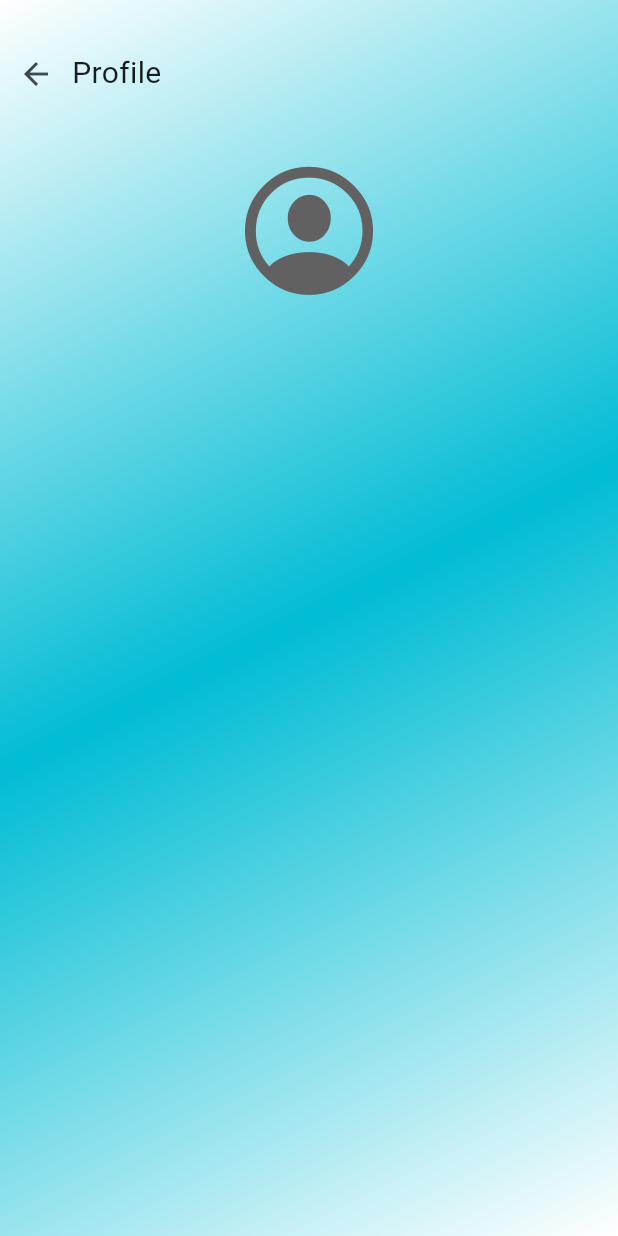
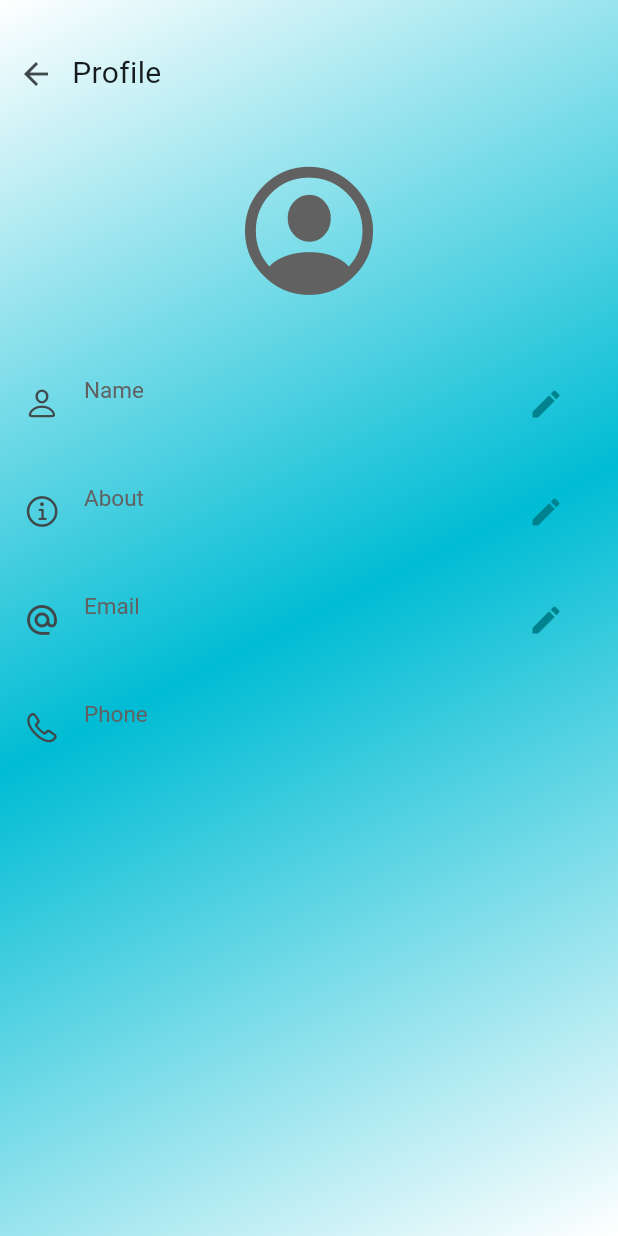
Before and after one commit to sanjayAasil/chat_app, a Flutter app: the ProfileInfoScreen screen opened by its route, on a phone screen of 412 x 824 dp. Run offline on Flutter 3.47's test engine with Material 3 defaults, Android fonts, the phone set to English and light mode, and no system bars; our stand-ins replace cloud_firestore, country_code_picker, firebase_auth, firebase_core; missing offline and left inert: versatile_dialogs; accounts and stored records are empty.

Commit message:
message model

```diff
--- a/lib/Database/DataManager.dart
+++ b/lib/Database/DataManager.dart
@@ -1,5 +1,6 @@
+
 import 'package:chat_app/Models/user_model.dart';
-import 'package:firebase_auth/firebase_auth.dart';
+
 
 class DataManager {
   static final DataManager _instance = DataManager._();
@@ -8,4 +9,5 @@ class DataManager {
 
   factory DataManager() => _instance;
 
+  UserModel? user;
 }
--- a/lib/Database/firestore_service.dart
+++ b/lib/Database/firestore_service.dart
@@ -12,6 +12,7 @@ class FirestoreService {
   Future<void> addUser(UserModel user) async {
     try {
       await _userModelCollection.doc(user.userId).set(user.toJson());
+
       print('User added successfully');
     } catch (e) {
       print('Failed to add user: $e');
@@ -22,7 +23,6 @@ class FirestoreService {
 
   Future<UserModel> getUser(String userId) async {
     DocumentSnapshot doc = await _userModelCollection.doc(userId).get();
-    print('json fevjejvjev ${doc.data()}');
     return UserModel.fromJson(doc.data() as Map<String, dynamic>);
   }
 
--- a/lib/Models/user_model.dart
+++ b/lib/Models/user_model.dart
@@ -26,7 +26,7 @@ class UserModel {
         'email': email,
         'phoneNumber': phoneNumber,
         'profilePictureUrl': profilePictureUrl,
-        'status': about,
+        'about': about,
         'lastSeen': lastSeen.toIso8601String(),
       };
 
@@ -37,7 +37,7 @@ class UserModel {
         email: json['email'] ?? 'email',
         phoneNumber: json['phoneNumber'],
         profilePictureUrl: json['profilePictureUrl'] ?? 'profilePictureUrl',
-        about: json['status'],
+        about: json['about'],
         lastSeen: DateTime.parse(json['lastSeen']),
       );
 
@@ -47,7 +47,7 @@ class UserModel {
     String? email,
     String? phoneNumber,
     String? profilePictureUrl,
-    String? status,
+    String? about,
     DateTime? lastSeen,
   }) =>
       UserModel(
@@ -56,7 +56,7 @@ class UserModel {
         email: email ?? this.email,
         phoneNumber: phoneNumber ?? this.phoneNumber,
         profilePictureUrl: profilePictureUrl ?? this.profilePictureUrl,
-        about: status ?? this.about,
+        about: about ?? this.about,
         lastSeen: lastSeen ?? this.lastSeen,
       );
 }
--- a/lib/pages/Home/chat_room.dart
+++ b/lib/pages/Home/chat_room.dart
@@ -163,5 +163,7 @@ class _ChatRoomState extends State<ChatRoom> {
         ],
       );
 
-  _sendMessage() {}
+  _sendMessage() {
+
+  }
 }
--- a/lib/pages/Home/profile_info.dart
+++ b/lib/pages/Home/profile_info.dart
@@ -1,5 +1,5 @@
+import 'package:chat_app/Database/DataManager.dart';
 import 'package:chat_app/Models/user_model.dart';
-import 'package:firebase_auth/firebase_auth.dart';
 import 'package:flutter/cupertino.dart';
 import 'package:flutter/material.dart';
 import '../../Database/firestore_service.dart';
@@ -12,25 +12,8 @@ class ProfileInfoScreen extends StatefulWidget {
 }
 
 class _ProfileInfoScreenState extends State<ProfileInfoScreen> {
-  bool isLoaded = false;
   TextEditingController controller = TextEditingController();
-  UserModel? user;
-
-  @override
-  void initState() {
-    super.initState();
-    _fetchUser();
-  }
-
-  Future<void> _fetchUser() async {
-    try {
-      user = await FirestoreService().getUser(FirebaseAuth.instance.currentUser!.uid);
-      isLoaded = true;
-      setState(() {});
-    } catch (e) {
-      print('erfyebrunrveruvb errror $e');
-    }
-  }
+  UserModel user = DataManager().user!;
 
   @override
   Widget build(BuildContext context) {
@@ -45,8 +28,8 @@ class _ProfileInfoScreenState extends State<ProfileInfoScreen> {
               colors: [Colors.white, Colors.cyan, Colors.white],
             ),
           ),
-        child: isLoaded
-            ? Column(
+          child: SingleChildScrollView(
+            child: Column(
               children: [
                 SizedBox(height: const MediaQueryData().padding.top + 25),
                 Row(
@@ -54,7 +37,7 @@ class _ProfileInfoScreenState extends State<ProfileInfoScreen> {
                     IconButton(onPressed: () => Navigator.of(context).pop(), icon: const Icon(Icons.arrow_back)),
                     const Text(
                       'Profile',
-                        style: const TextStyle(fontSize: 20),
+                      style: TextStyle(fontSize: 20),
                     )
                   ],
                 ),
@@ -68,40 +51,42 @@ class _ProfileInfoScreenState extends State<ProfileInfoScreen> {
                 _profileInfo(
                   preIcon: CupertinoIcons.person,
                   title: 'Name',
-                    subTitle: user?.name ?? '',
+                  subTitle: user.name,
                   isEdit: true,
                   postIcon: Icons.edit,
+                  key: 'Name',
                 ),
                 _profileInfo(
                   preIcon: CupertinoIcons.info_circle,
                   title: 'About',
-                    subTitle: user?.about ?? '',
+                  subTitle: user.about,
                   isEdit: true,
                   postIcon: Icons.edit,
+                  key: 'About',
                 ),
                 _profileInfo(
                   preIcon: Icons.alternate_email_outlined,
                   title: 'Email',
-                    subTitle: user?.email ?? '',
+                  subTitle: user.email ?? '',
                   isEdit: true,
                   postIcon: Icons.edit,
+                  key: 'Email',
                 ),
                 _profileInfo(
                   preIcon: CupertinoIcons.phone,
                   title: 'Phone',
-                    subTitle: user?.phoneNumber ?? '',
+                  subTitle: user.phoneNumber,
                   isEdit: false,
                   postIcon: Icons.edit,
+                  key: 'Phone',
                 ),
               ],
-              )
-            : const Center(child: CircularProgressIndicator()),
             ),
+          )),
     );
   }
 
-  _editProfile({required String key}) {
-    return showDialog(
+  Future _editProfileDialog({required String key}) => showDialog(
         context: context,
         builder: (context) => Dialog(
           child: Container(
@@ -139,8 +124,33 @@ class _ProfileInfoScreenState extends State<ProfileInfoScreen> {
                 Row(
                   children: [
                     const Expanded(child: SizedBox()),
-                  TextButton(onPressed: () => Navigator.of(context).pop(), child: const Text('Cancel')),
-                  TextButton(onPressed: () {}, child: const Text('Save')),
+                    TextButton(
+                      onPressed: () {
+                        controller.clear();
+                        Navigator.of(context).pop();
+                        setState(() {});
+                      },
+                      child: const Text('Cancel'),
+                    ),
+                    TextButton(
+                      onPressed: () {
+                        UserModel? updatedUser;
+                        if (key == 'Name') {
+                          updatedUser = user.copyWith(name: controller.text.trim());
+                          FirestoreService().addUser(updatedUser);
+                        } else if (key == 'About') {
+                          updatedUser = user.copyWith(about: controller.text.trim());
+                          FirestoreService().addUser(updatedUser);
+                        } else {
+                          updatedUser = user.copyWith(email: controller.text.trim());
+                          FirestoreService().addUser(updatedUser);
+                        }
+                        controller.clear();
+                        setState(() {});
+                        Navigator.of(context).pop(updatedUser);
+                      },
+                      child: const Text('Save'),
+                    ),
                   ],
                 )
               ],
@@ -148,17 +158,16 @@ class _ProfileInfoScreenState extends State<ProfileInfoScreen> {
           ),
         ),
       );
-  }
 
   Widget _profileInfo({
+    required String key,
     required String title,
     required String subTitle,
     bool isEdit = true,
     required IconData preIcon,
     required IconData postIcon,
-  }) {
-    return subTitle != ''
-        ? ListTile(
+  }) =>
+      ListTile(
         visualDensity: VisualDensity.adaptivePlatformDensity,
         leading: Icon(preIcon),
         title: Text(title),
@@ -170,13 +179,18 @@ class _ProfileInfoScreenState extends State<ProfileInfoScreen> {
         ),
         trailing: isEdit
             ? IconButton(
-                    onPressed: () => _editProfile(key: 'about'),
+                onPressed: () async {
+                  UserModel? newUser = await _editProfileDialog(key: key);
+                  if (newUser != null) {
+                    setState(() {
+                      user = newUser;
+                    });
+                  }
+                },
                 icon: Icon(postIcon, color: Colors.cyan.shade800),
               )
             : const SizedBox(),
-          )
-        : const SizedBox();
-  }
+      );
 
   Widget _editProfileText({required String key}) {
     switch (key) {
@@ -203,7 +217,7 @@ class _ProfileInfoScreenState extends State<ProfileInfoScreen> {
         );
 
       default:
-        return const SizedBox();
+        return const Text('check');
     }
   }
 }
--- a/lib/pages/login/create_profile.dart
+++ b/lib/pages/login/create_profile.dart
@@ -1,9 +1,9 @@
+import 'package:chat_app/Database/DataManager.dart';
 import 'package:chat_app/routes.dart';
 import 'package:firebase_auth/firebase_auth.dart';
 import 'package:flutter/cupertino.dart';
 import 'package:flutter/material.dart';
 import 'package:versatile_dialogs/loading_dialog.dart';
-
 import '../../Database/firestore_service.dart';
 import '../../Models/user_model.dart';
 
@@ -121,6 +121,7 @@ class _CreateProfileScreenState extends State<CreateProfileScreen> {
       email: emailController.text.trim(),
     );
     await FirestoreService().addUser(userModel);
+    DataManager().user = userModel;
 
     if (mounted) {
       loadingDialog.dismiss(context);
```
Also changed, not shown: lib/Models/message_model.dart (added, +30 -0 lines), lib/main.dart (+7 -0 lines). Lines whose indentation alone changed are shown as unchanged.
